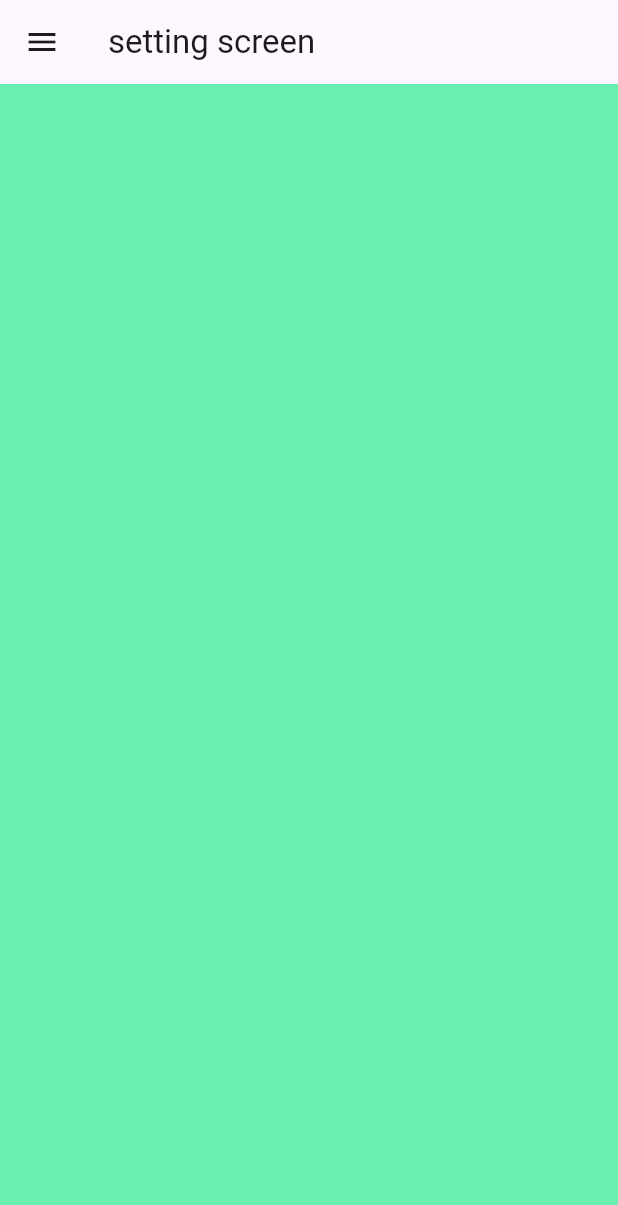
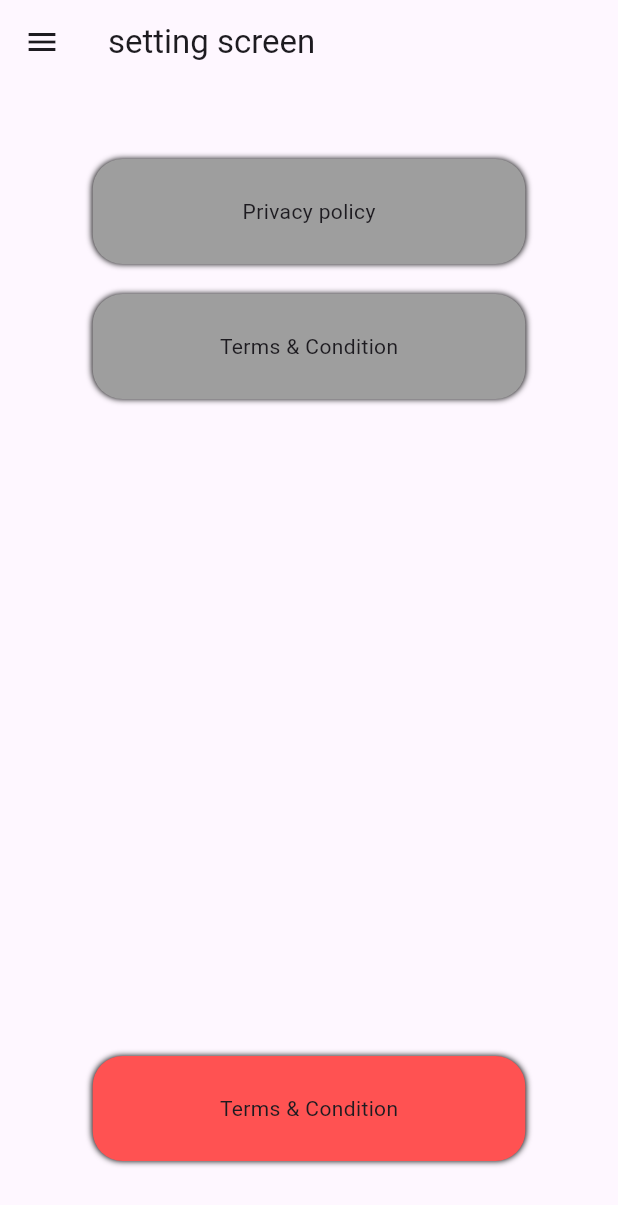
Before and after one commit to SagorSamadder/sAcademy-teacher, a Flutter app: the SettingScreen screen opened by its route, on a phone screen of 412 x 824 dp. Shown: the top 1205 px of the screen. Run offline on Flutter 3.47's test engine with Material 3 defaults, Android fonts, the phone set to English and light mode, and no system bars; our stand-ins replace cloud_firestore, firebase_auth, firebase_core, get, velocity_x; accounts and stored records are empty.

Commit message:
setting screen

```diff
--- a/lib/app/settings/view/setting_view.dart
+++ b/lib/app/settings/view/setting_view.dart
@@ -1,4 +1,5 @@
 import 'package:flutter/material.dart';
+import 'package:velocity_x/velocity_x.dart';
 
 import '../../widgets/drawer.dart';
 
@@ -11,8 +12,65 @@ class SettingScreen extends StatelessWidget {
       appBar: AppBar(
         title: const Text('setting screen'),
       ),
-      body: Container(
-        color: Colors.greenAccent,
+      body: Center(
+        child: Column(
+          // mainAxisAlignment: MainAxisAlignment.center,
+          // crossAxisAlignment: CrossAxisAlignment.center,
+          children: [
+            50.heightBox,
+            Container(
+              height: 70,
+              width: context.screenWidth * .70,
+              decoration: BoxDecoration(
+                color: Colors.grey,
+                borderRadius: BorderRadius.circular(20),
+                boxShadow: const [
+                  BoxShadow(
+                    blurRadius: 3.0,
+                  ),
+                ],
+              ),
+              child: const Center(
+                child: Text("Privacy policy"),
+              ),
+            ),
+            20.heightBox,
+            Container(
+              height: 70,
+              width: context.screenWidth * .70,
+              decoration: BoxDecoration(
+                color: Colors.grey,
+                borderRadius: BorderRadius.circular(20),
+                boxShadow: const [
+                  BoxShadow(
+                    blurRadius: 3.0,
+                  ),
+                ],
+              ),
+              child: const Center(
+                child: Text("Terms & Condition"),
+              ),
+            ),
+            const Spacer(),
+            Container(
+              height: 70,
+              width: context.screenWidth * .70,
+              decoration: BoxDecoration(
+                color: Colors.redAccent,
+                borderRadius: BorderRadius.circular(20),
+                boxShadow: const [
+                  BoxShadow(
+                    blurRadius: 3.0,
+                  ),
+                ],
+              ),
+              child: const Center(
+                child: Text("Terms & Condition"),
+              ),
+            ),
+            50.heightBox,
+          ],
+        ),
       ),
       drawer: const MyDrawer(),
     );
```
